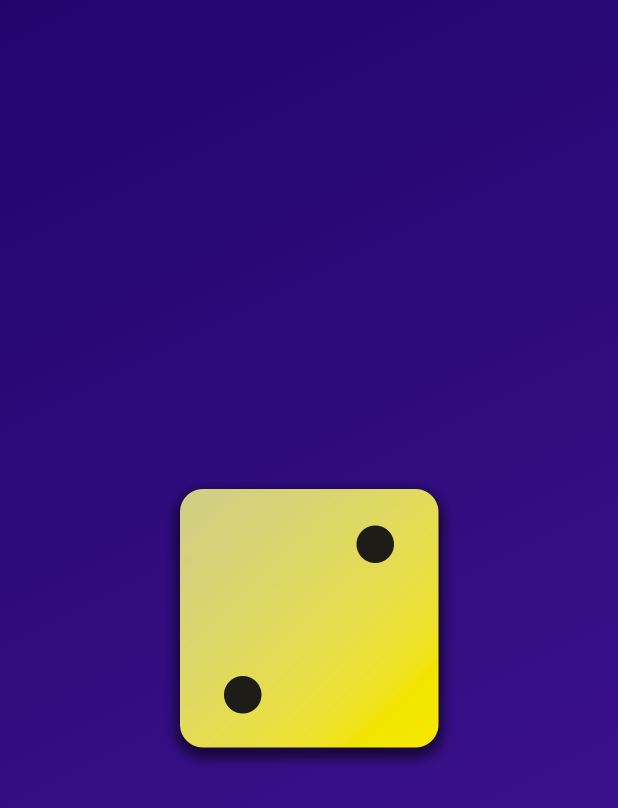
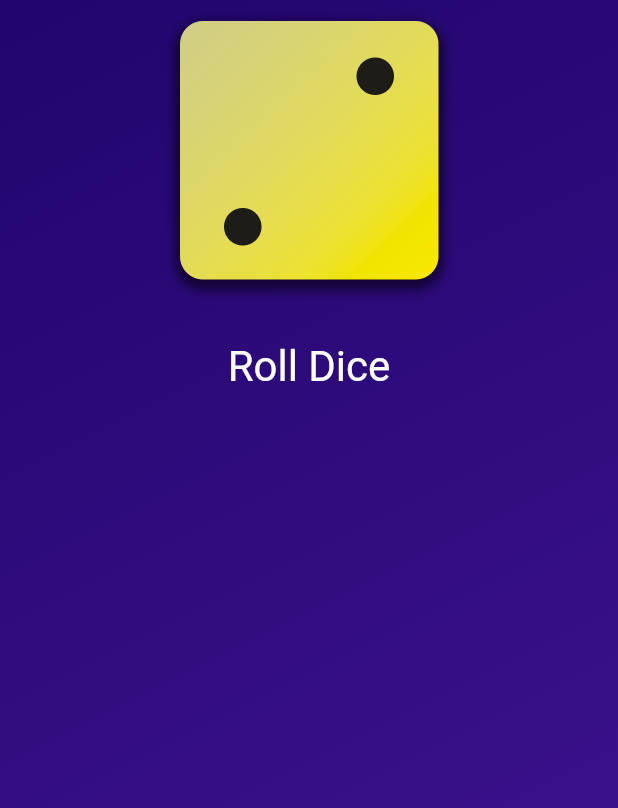
Before and after one commit to nawhgnues/Flutter, a Flutter app: the screen it shows after launch, on a phone screen of 412 x 824 dp. Shown: the top 808 px of the screen. Run offline on Flutter 3.47's test engine with Material 2 defaults, Android fonts, the phone set to English and light mode, and no system bars.

```diff
--- a/roll_dice_app/lib/gradient_container.dart
+++ b/roll_dice_app/lib/gradient_container.dart
@@ -6,14 +6,20 @@ const endAlignment = Alignment.bottomRight;
 class GradientContainer extends StatelessWidget {
   // 위젯 트리에서 위젯이 움직일 때마다 현 상태를 보존하는 역할을 한다.
   // key를 사용하여 다른 페이지를 왔다갔다 할 수 있으며, 위젯트리에서 위치를 변경하더라도 상태정보를 유지한다.(위젯을 유니크하게 식별)
-  const GradientContainer(this.color1, this.color2, {super.key});
+  GradientContainer(this.color1, this.color2, {super.key});
 
-  const GradientContainer.purple({super.key})
+  GradientContainer.purple({super.key})
       : color1 = Colors.deepPurple,
         color2 = Colors.indigo;
 
   final Color color1;
   final Color color2;
+
+  var activeDiceImage = 'assets/images/dice-2.png';
+
+  void rollDice() {
+    activeDiceImage = 'assets/images/dice-4.png';
+  }
 
   @override
   Widget build(context) {
@@ -23,11 +29,29 @@ class GradientContainer extends StatelessWidget {
             colors: [color1, color2], begin: startAlignment, end: endAlignment),
       ),
       child: Center(
-        child: Image.asset(
-          'assets/images/dice-2.png',
-          width: 200,
-        ),
-      ),
+          child: Column(
+        mainAxisSize: MainAxisSize.max,
+        children: [
+          Image.asset(
+            activeDiceImage,
+            width: 200,
+          ),
+          const SizedBox(
+            height: 20,
+          ),
+          TextButton(
+            onPressed: rollDice,
+            style: TextButton.styleFrom(
+              // padding: const EdgeInsets.only(
+              //   top: 20,
+              // ),
+              foregroundColor: Colors.white,
+              textStyle: const TextStyle(fontSize: 28),
+            ),
+            child: const Text('Roll Dice'),
+          )
+        ],
+      )),
     );
   }
 }
--- a/roll_dice_app/lib/main.dart
+++ b/roll_dice_app/lib/main.dart
@@ -5,11 +5,11 @@ import 'package:roll_dice_app/gradient_container.dart';
 void main() {
   // 메인 함수가 실행되면 그 안에 런앱이 실행되며, UI가 표시되게 된다
   runApp(
-    const MaterialApp(
+    MaterialApp(
       home: Scaffold(
         body: GradientContainer(
-          Color.fromARGB(255, 33, 5, 109),
-          Color.fromARGB(255, 68, 21, 149),
+          const Color.fromARGB(255, 33, 5, 109),
+          const Color.fromARGB(255, 68, 21, 149),
         ),
       ),
     ),
```
Also changed, not shown: 36 other files.
